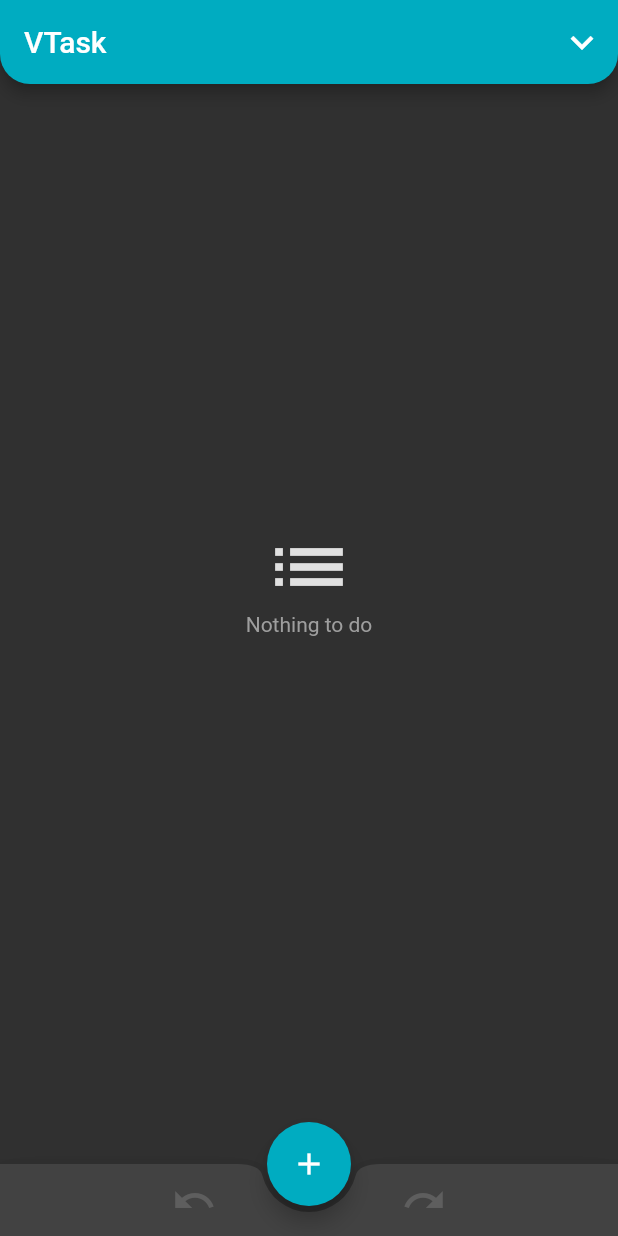
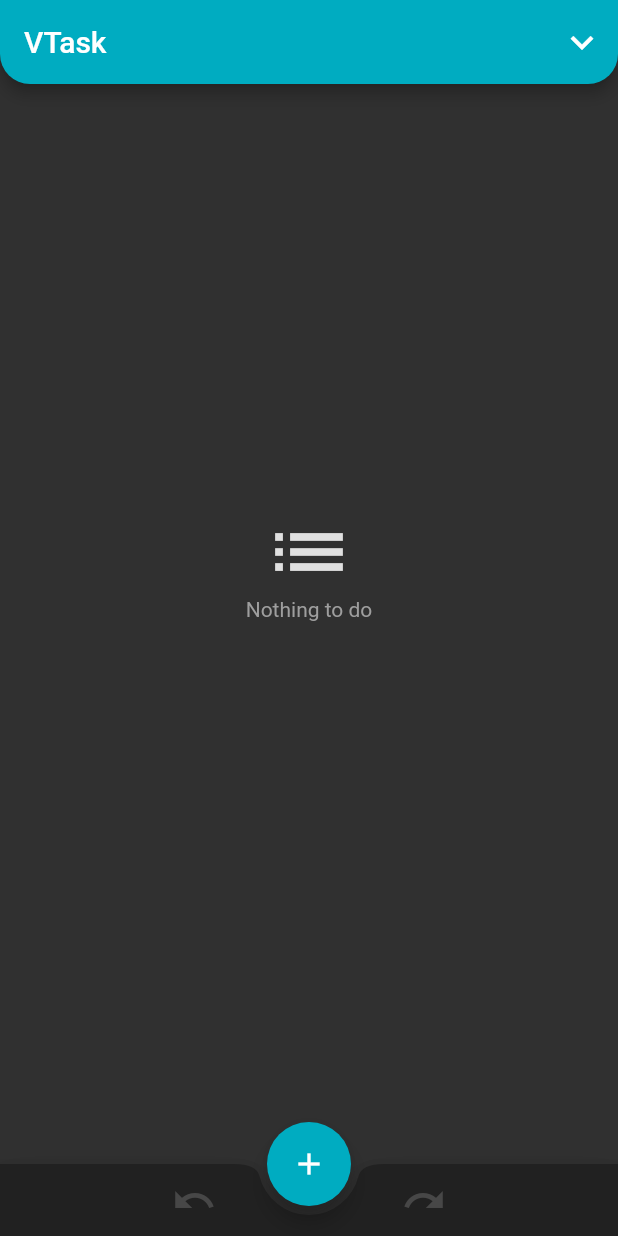
Before and after one commit to andre-vidal/vtask, a Flutter app: the screen it shows after launch, on a phone screen of 412 x 824 dp. Run offline on Flutter 3.47's test engine with Material 2 defaults, Android fonts, the phone set to English and light mode, and no system bars; drawn by our look-alikes of google_mobile_ads; our stand-ins replace shared_preferences; network calls fail; Roboto replaces fonts that are missing (Hind).

Commit message:
include ads dependencies and update theme

```diff
--- a/lib/main.dart
+++ b/lib/main.dart
@@ -31,7 +31,8 @@ class MyApp extends StatelessWidget {
           // Define the default brightness and colors.
           brightness: Brightness.dark,
           primaryColor: Colors.cyan[600],
-          accentColor: Colors.cyan[600],
+          accentColor: Colors.grey[900],
+          errorColor: Colors.red.withAlpha(150),
 
           // Define the default font family.
           fontFamily: 'Roboto',
@@ -67,6 +68,9 @@ class _MyStatefulWidgetState extends State<MyStatefulWidget> {
     setState(() {
       _isSelectMode = newValue;
     });
+    if (_isSelectMode == false) {
+      _handlehasSelectedChange(false);
+    }
   }
 
   void _handlehasSelectedChange(bool newValue) {
@@ -153,7 +157,7 @@ class _MyStatefulWidgetState extends State<MyStatefulWidget> {
 
   AdWidget _getAdWidget(BuildContext context) {
     final contextSize = MediaQuery.of(context).size;
-    final AdSize adSize = AdSize(width: contextSize.width.toInt(), height: 60);
+    final AdSize adSize = AdSize(width: contextSize.width.toInt(), height: 80);
     // Load ads.
     myBanner = BannerAd(
       adUnitId: 'ca-app-pub-6163366343175647/8879307154',
@@ -248,7 +252,7 @@ class _MyStatefulWidgetState extends State<MyStatefulWidget> {
                         Spacer(),
                         IconButton(
                             iconSize: 30.0,
-                            color: Colors.red.withAlpha(200),
+                            color: Theme.of(context).errorColor.withAlpha(200),
                             disabledColor: Colors.white.withOpacity(.3),
                             tooltip: 'Delete Item(s)',
                             icon: const Icon(Icons.delete_outline),
@@ -261,6 +265,8 @@ class _MyStatefulWidgetState extends State<MyStatefulWidget> {
                 ),
         ),
         bottomNavigationBar: BottomAppBar(
+          notchMargin: 6,
+          color: Theme.of(context).accentColor,
           shape: const CircularNotchedRectangle(),
           child: Row(
             children: <Widget>[
@@ -285,6 +291,7 @@ class _MyStatefulWidgetState extends State<MyStatefulWidget> {
           ),
         ),
         floatingActionButton: FloatingActionButton(
+            backgroundColor: Theme.of(context).primaryColor,
             onPressed: () {
               toDoListController.addItem();
             },
--- a/lib/todo-item.dart
+++ b/lib/todo-item.dart
@@ -46,11 +46,11 @@ class ToDoItem extends StatelessWidget {
   Widget build(BuildContext context) {
     return Card(
         elevation: 0,
-        margin: EdgeInsets.zero,
+        margin: EdgeInsets.only(left: 10, right: 10),
         color: isCompleted
             ? Colors.grey.withOpacity(0)
             : isSelectMode && isSelected
-                ? Colors.red.withAlpha(150)
+                ? Theme.of(context).errorColor
                 : Colors.grey.withAlpha(100),
         shape: RoundedRectangleBorder(
           side: BorderSide.none,
--- a/pubspec.yaml
+++ b/pubspec.yaml
@@ -1,5 +1,5 @@
 name: vtask
-description: My Flutter To Do App
+description: Task Manager Application
 
 # The following line prevents the package from being accidentally published to
 # pub.dev using `pub publish`. This is preferred for private packages.
@@ -15,7 +15,7 @@ publish_to: 'none' # Remove this line if you wish to publish to pub.dev
 # In iOS, build-name is used as CFBundleShortVersionString while build-number used as CFBundleVersion.
 # Read more about iOS versioning at
 # https://developer.apple.com/library/archive/documentation/General/Reference/InfoPlistKeyReference/Articles/CoreFoundationKeys.html
-version: 1.0.0+1
+version: 1.0.1+1
 
 environment:
   sdk: ">=2.12.0 <3.0.0"
@@ -26,6 +26,7 @@ dependencies:
   prompt_dialog: ^1.0.0
   confirm_dialog: ^1.0.0
   shared_preferences: ^2.0.5
+  google_mobile_ads: ^0.12.1+1
 
   # The following adds the Cupertino Icons font to your application.
   # Use with the CupertinoIcons class for iOS style icons.
```
Also changed, not shown: pubspec.lock, 2 other files.
